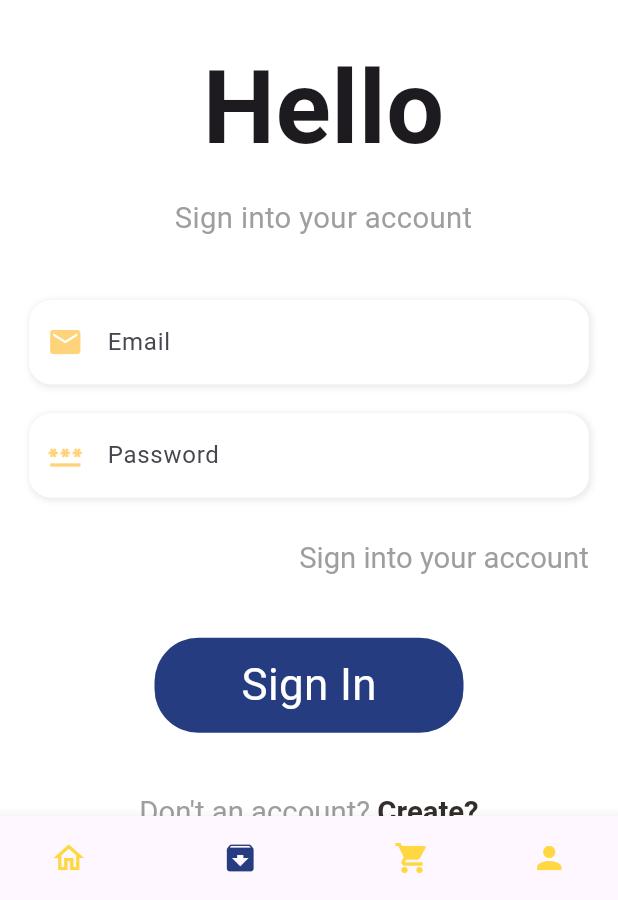
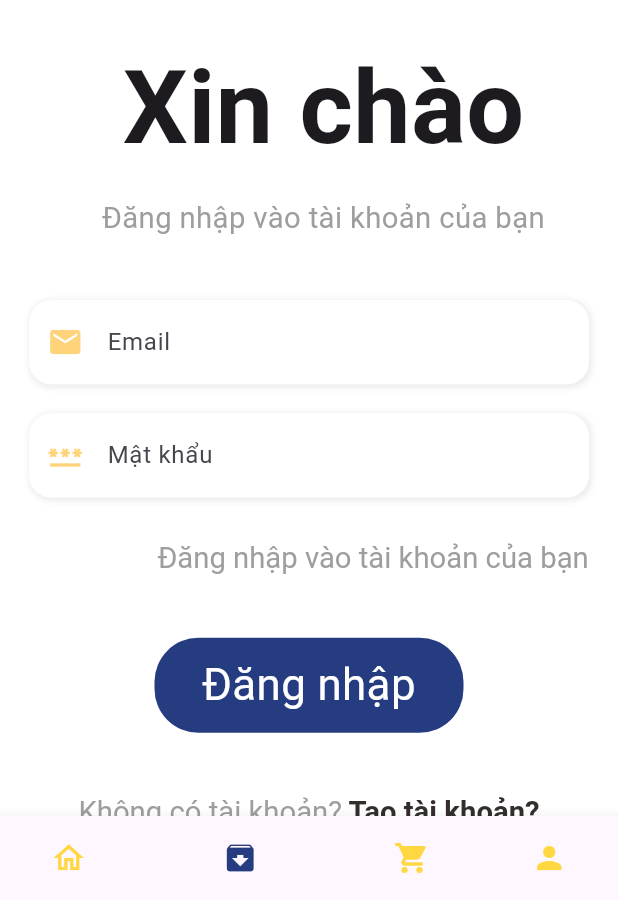
Before and after one commit to HaHa1402/Food_App, a Flutter app: the screen it shows after launch, item 2 of the bottom bar chosen, on a phone screen of 412 x 824 dp, the part 336-1236 px from its top. Run offline on Flutter 3.47's test engine with Material 3 defaults, Android fonts, the phone set to English and light mode, and no system bars; our stand-ins replace dots_indicator, geocoding, geolocator, get, google_maps_flutter, shared_preferences; accounts and stored records are empty; network calls fail.

Commit message:
2/4/2025

```diff
--- a/lib/pages/auth/sign_in_page.dart
+++ b/lib/pages/auth/sign_in_page.dart
@@ -24,18 +24,18 @@ class SignInPage extends StatelessWidget {
       String phone = phoneController.text.trim();
       String password = passwordController.text.trim();
       if (phone.isEmpty) {
-        showCustomSnackBar("Type in your email adress", title: "Email adress");
+        showCustomSnackBar("Nhập địa chỉ email của bạn", title: "Địa chỉ email");
       } else if (!GetUtils.isEmail(phone)) {
         showCustomSnackBar(
-          "Type in a valid email adress",
-          title: "Valid email adress",
+          "Nhập địa chỉ email hợp lệ",
+          title: "Địa chỉ email hợp lệ",
         );
       } else if (password.isEmpty) {
-        showCustomSnackBar("Type in your password", title: "password");
+        showCustomSnackBar("Nhập mật khẩu của bạn", title: "mật khẩu");
       } else if (password.length < 6) {
         showCustomSnackBar(
-          "Password can not be less than six characters",
-          title: "Password",
+          "Mật khẩu không được ít hơn sáu ký tự",
+          title: "Mật khẩu",
         );
       } else {
         authController.login(phone, password).then((status) {
@@ -43,7 +43,7 @@ class SignInPage extends StatelessWidget {
             Get.toNamed(RouteHelper.getInitial());
             // Get.toNamed(RouteHelper.getCartPage());
             // Get.offAllNamed(RouteHelper.getInitial());
-            print("Succes registration");
+            print("Đăng ký thành công");
           } else {
             showCustomSnackBar(status.message);
           }
@@ -86,7 +86,7 @@ class SignInPage extends StatelessWidget {
                               CrossAxisAlignment.center, // Căn giữa các text
                           children: [
                             Text(
-                              "Hello",
+                              "Xin chào",
                               style: TextStyle(
                                 fontSize:
                                     Dimensions.font20 * 3 +
@@ -99,7 +99,7 @@ class SignInPage extends StatelessWidget {
                               height: Dimensions.height10,
                             ), // Khoảng cách giữa 2 dòng
                             Text(
-                              "Sign into your account",
+                              "Đăng nhập vào tài khoản của bạn",
                               style: TextStyle(
                                 fontSize: Dimensions.font20,
                                 color: Colors.grey[500],
@@ -122,7 +122,7 @@ class SignInPage extends StatelessWidget {
                     //password
                     AppTextFiled(
                       textEditingController: passwordController,
-                      hintText: "Password",
+                      hintText: "Mật khẩu",
                       icon: Icons.password,
                       isObscure: true,
                     ),
@@ -136,7 +136,7 @@ class SignInPage extends StatelessWidget {
                         Expanded(child: Container()),
                         RichText(
                           text: TextSpan(
-                            text: "Sign into your account",
+                            text: "Đăng nhập vào tài khoản của bạn",
                             style: TextStyle(
                               color: Colors.grey[500],
                               fontSize: Dimensions.font20,
@@ -164,7 +164,7 @@ class SignInPage extends StatelessWidget {
                         ),
                         child: Center(
                           child: BigText(
-                            text: "Sign In",
+                            text: "Đăng nhập",
                             size: Dimensions.font20 + Dimensions.font20 / 2,
                             color: Colors.white,
                           ),
@@ -175,7 +175,7 @@ class SignInPage extends StatelessWidget {
 
                     RichText(
                       text: TextSpan(
-                        text: "Don't an account?",
+                        text: "Không có tài khoản?",
                         style: TextStyle(
                           color: Colors.grey[500],
                           fontSize: Dimensions.font20,
@@ -189,7 +189,7 @@ class SignInPage extends StatelessWidget {
                                         () => SigUpPage(),
                                         transition: Transition.fade,
                                       ),
-                            text: " Create?",
+                            text: " Tạo tài khoản?",
                             style: TextStyle(
                               color: AppColors.mainBlackColor,
                               fontSize: Dimensions.font20,
--- a/lib/pages/auth/sign_up_page.dart
+++ b/lib/pages/auth/sign_up_page.dart
@@ -35,17 +35,17 @@ class SigUpPage extends StatelessWidget {
       String email = emialController.text.trim();
       String password = passwordController.text.trim();
       if (name.isEmpty) {
-        showCustomSnackBar("Type in your name", title: "Name");
+        showCustomSnackBar("Nhập tên của bạn", title: "Tên");
       } else if (phone.isEmpty) {
-        showCustomSnackBar("Type in phone name", title: "Phone numer");
+        showCustomSnackBar("Nhập tên điện thoại", title: "Số điện thoại");
       } else if (email.isEmpty) {
-        showCustomSnackBar("Type in your email adress", title: "Email adress");
+        showCustomSnackBar("Nhập địa chỉ email của bạn", title: "Địa chỉ email");
       } else if (!GetUtils.isEmail(email)) {
-        showCustomSnackBar("Type in a valid email adress", title: "Valid email adress");
+        showCustomSnackBar("Nhập địa chỉ email hợp lệ", title: "Địa chỉ email hợp lệ");
       } else if (password.isEmpty) {
-        showCustomSnackBar("Type in your password", title: "password");
+        showCustomSnackBar("Nhập mật khẩu của bạn", title: "mật khẩu");
       } else if (password.length < 6) {
-        showCustomSnackBar("Password can not be less than six characters", title: "Password");
+        showCustomSnackBar("Mật khẩu không được ít hơn sáu ký tự", title: "Mật khẩu");
       } else {
         SignUpBody signUpBody = SignUpBody(
           name: name,
@@ -58,7 +58,7 @@ class SigUpPage extends StatelessWidget {
             // Get.toNamed(RouteHelper.getInitial());
             Get.offNamed(RouteHelper.getInitial());
 
-            print("Succes registration");
+            print("Đăng ký thành công");
           } else {
             showCustomSnackBar(status.message);
           }
@@ -90,13 +90,13 @@ class SigUpPage extends StatelessWidget {
                       AppTextFiled(textEditingController: emialController, hintText: "Email", icon: Icons.email),
                       SizedBox(height: Dimensions.height20),
                       //password
-                      AppTextFiled(textEditingController: passwordController, hintText: "Password", icon: Icons.password_sharp, isObscure: true),
+                      AppTextFiled(textEditingController: passwordController, hintText: "Mật khẩu", icon: Icons.password_sharp, isObscure: true),
                       SizedBox(height: Dimensions.height20),
                       //Name
-                      AppTextFiled(textEditingController: nameController, hintText: "Name", icon: Icons.person),
+                      AppTextFiled(textEditingController: nameController, hintText: "Tên", icon: Icons.person),
                       SizedBox(height: Dimensions.height20),
                       //Phone
-                      AppTextFiled(textEditingController: phoneController, hintText: "Phone", icon: Icons.phone),
+                      AppTextFiled(textEditingController: phoneController, hintText: "Điện thoại", icon: Icons.phone),
                       SizedBox(height: Dimensions.height20),
                       //Sig Up
                       GestureDetector(
@@ -110,14 +110,14 @@ class SigUpPage extends StatelessWidget {
                             borderRadius: BorderRadius.circular(Dimensions.radius30),
                             color: AppColors.mainColor,
                           ),
-                          child: Center(child: BigText(text: "Sign Up", size: Dimensions.font20 + Dimensions.font20 / 2, color: Colors.white)),
+                          child: Center(child: BigText(text: "Đăng ký", size: Dimensions.font20 + Dimensions.font20 / 2, color: Colors.white)),
                         ),
                       ),
                       SizedBox(height: Dimensions.height10),
                       //Have an account alredy?
                       RichText(
                         text: TextSpan(
-                          text: "Have an account alredy?",
+                          text: "Bạn đã có tài khoản chưa?",
                           recognizer: TapGestureRecognizer()..onTap = () => Get.back(),
                           style: TextStyle(color: Colors.grey[500], fontSize: Dimensions.font20),
                         ),
@@ -127,7 +127,7 @@ class SigUpPage extends StatelessWidget {
                       //sigup options
                       RichText(
                         text: TextSpan(
-                          text: "Sign up using one of the following methods?",
+                          text: "Đăng ký bằng một trong những phương pháp sau?",
                           style: TextStyle(color: Colors.grey[500], fontSize: Dimensions.font16),
                         ),
                       ),
```
